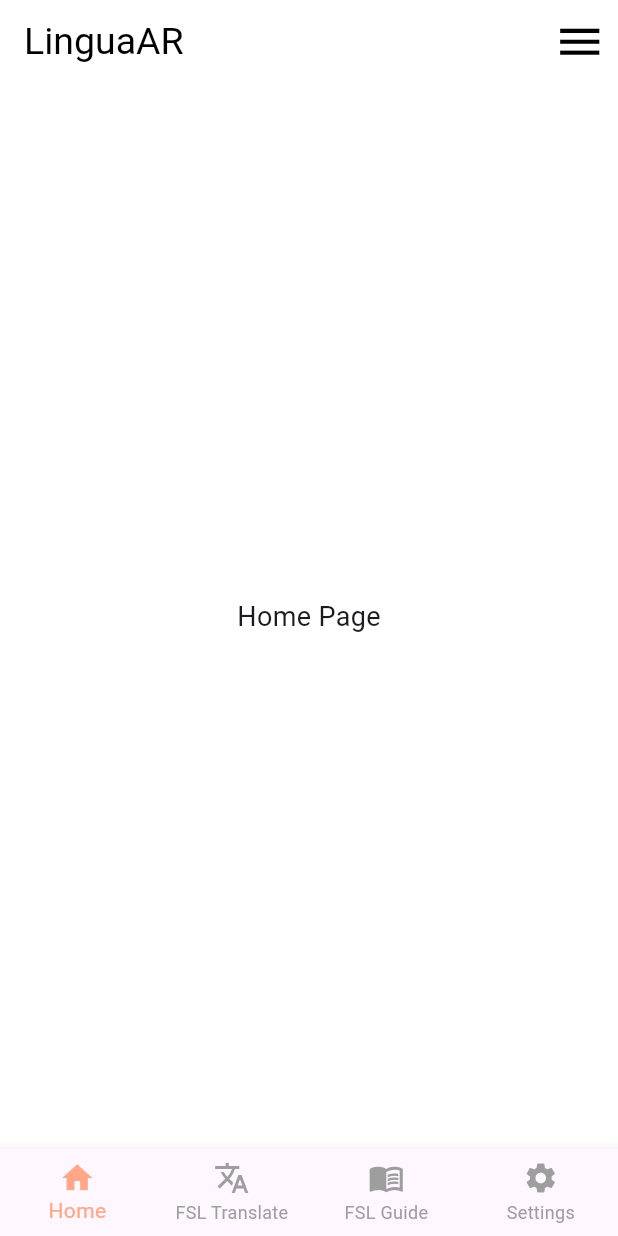
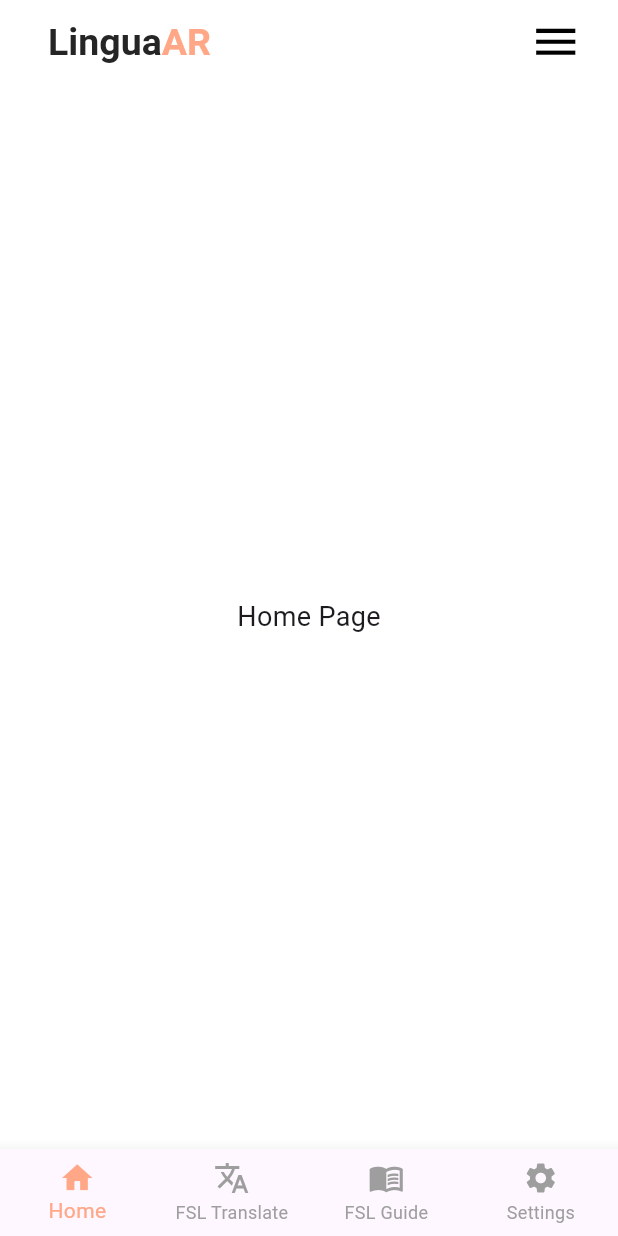
Before and after one commit to Tonton21-afk/LinguAR_deploy, a Flutter app: the screen it shows after launch, on a phone screen of 412 x 824 dp. Run offline on Flutter 3.47's test engine with Material 3 defaults, Android fonts, the phone set to English and light mode, and no system bars; our stand-ins replace video_player.

```diff
--- a/lib/main.dart
+++ b/lib/main.dart
@@ -120,12 +120,28 @@ class _HomeScreenState extends State<HomeScreen> {
           ? AppBar(
               backgroundColor: Color(0xFFFEFFFE),
               elevation: 0,
-              title: Text(
-                'LinguaAR',
-                style: TextStyle(color: Colors.black, fontSize: 25),
+              title: Padding(
+                padding: const EdgeInsets.symmetric(horizontal: 16.0),
+                child: RichText(
+                  text: TextSpan(
+                    style: TextStyle(fontSize: 25, fontWeight: FontWeight.bold),
+                    children: [
+                      TextSpan(
+                        text: 'Lingua',
+                        style: TextStyle(color: Color(0xFF252525)),
+                      ),
+                      TextSpan(
+                        text: 'AR',
+                        style: TextStyle(color: Color(0xFFFFA786)),
+                      ),
+                    ],
+                  ),
+                ),
               ),
               actions: [
-                IconButton(
+                Padding(
+                  padding: const EdgeInsets.only(right: 16.0),
+                  child: IconButton(
                     icon: Icon(
                       Icons.menu,
                       color: Colors.black,
@@ -134,6 +150,7 @@ class _HomeScreenState extends State<HomeScreen> {
                     onPressed: () {
                       // Handle menu button press
                     },
+                  ),
                 ),
               ],
             )
```
Also changed, not shown: pubspec.lock. Lines whose indentation alone changed are shown as unchanged.
